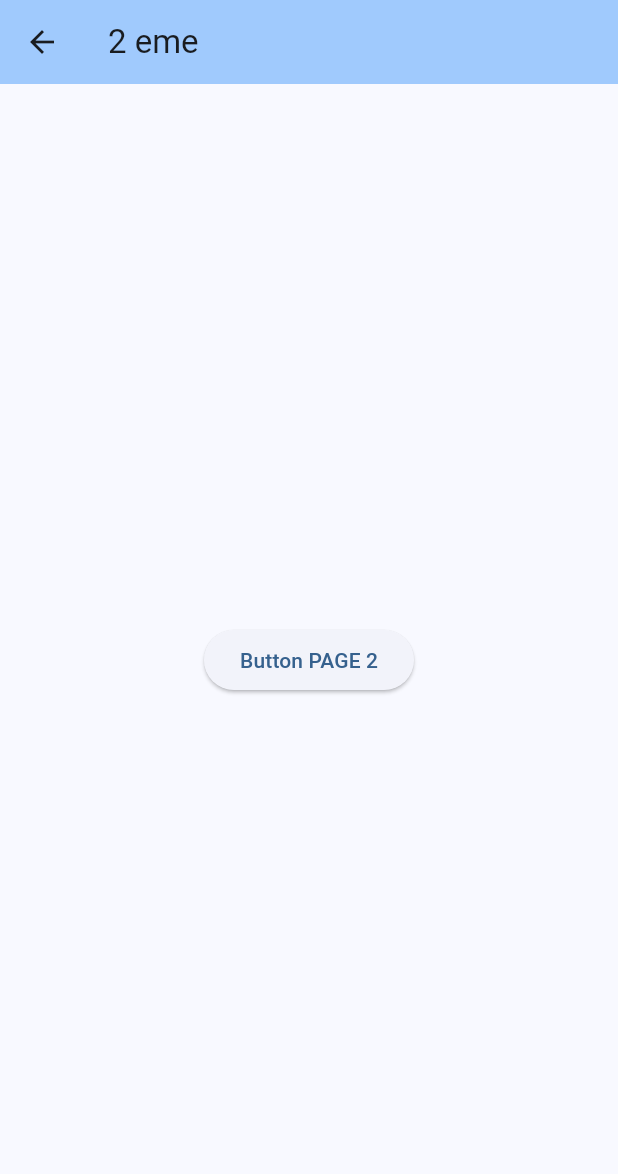
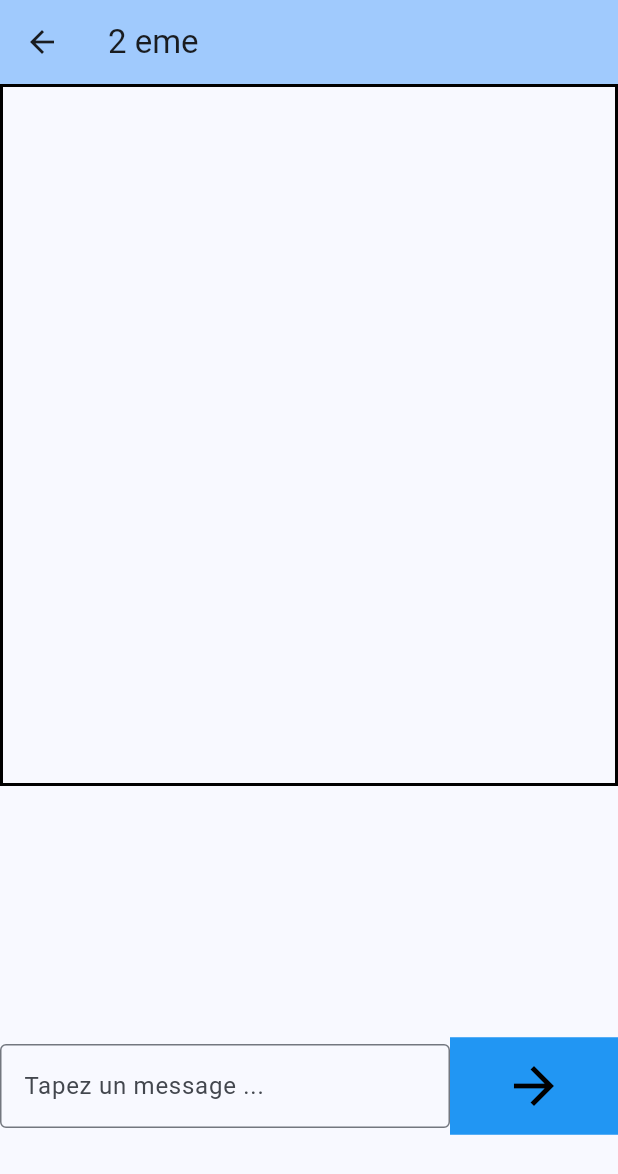
Before and after one commit to KiadyMandresy/flutter_exo, a Flutter app: the skypekely screen opened directly, on a phone screen of 412 x 824 dp. Shown: the top 1174 px of the screen. Run offline on Flutter 3.47's test engine with Material 3 defaults, Android fonts, the phone set to English and light mode, and no system bars.

Commit message:
continue at home boy

```diff
--- a/lib/second_page.dart
+++ b/lib/second_page.dart
@@ -3,10 +3,10 @@ import 'package:flutter/material.dart';
 class skypekely extends StatefulWidget {
   const skypekely({super.key});
 
-
   @override
   State<skypekely> createState() => _SkypeKelyState();
 }
+
 class _SkypeKelyState extends State<skypekely> {
   @override
   Widget build(BuildContext context) {
@@ -15,17 +15,86 @@ class _SkypeKelyState extends State<skypekely> {
         backgroundColor: Theme.of(context).colorScheme.inversePrimary,
         title: Text("2 eme"),
       ),
-      body: Center(
-        child: Column(
-          mainAxisAlignment: MainAxisAlignment.center,
-          children: <Widget>[
-            ElevatedButton(
-              onPressed: () {
-                print('button PAGE 2 pressed!');
-              },
-              child: Text('Button PAGE 2'),
-            )
-          ],
+      body: _corps(),
+    );
+  }
+
+  Widget _corps() {
+    return Center(child: _getDiscussion());
+  }
+
+  Widget _getDiscussion() {
+    return Column(
+      mainAxisAlignment: MainAxisAlignment.center,
+      children: <Widget>[
+        _getTextDisplay(),
+        const SizedBox(
+          height: 100,
+          width: 50,
+        ),
+        _getSendingArea(),
+      ],
+    );
+  }
+
+  Widget _getTextDisplay() {
+    return Expanded(
+      flex: 2,
+      child: Container(
+        decoration: BoxDecoration(
+          border: Border.all(
+            color: Colors.black,
+            width: 2.0,
+          ),
+        ),
+      ),
+    );
+  }
+
+  Widget _getSendingArea() {
+    return Container(
+      height: 200,
+      child: Row(
+        children: <Widget>[
+          _buildTextField(),
+          _buildButtonForSending(),
+        ],
+      ),
+    );
+  }
+
+  Widget _buildTextField() {
+    return Container(
+      width: 300,
+      child: const TextField(
+        keyboardType: TextInputType.multiline,
+        //maxLines: null,
+        decoration: InputDecoration(
+          hintText: 'Tapez un message ...',
+          //border: InputBorder.none,
+          border: OutlineInputBorder(),
+          //contentPadding: EdgeInsets.symmetric(vertical: 40),
+        ),
+        maxLines: 10,
+        minLines: 1,
+      ),
+    );
+  }
+
+  Widget _buildButtonForSending() {
+    return Expanded(
+      child: InkWell(
+        onTap: () {
+          print("Card bleue est touchée.");
+        },
+        child: Container(
+          height: 65,
+          color: Colors.blue,
+          child: const Icon(
+            Icons.arrow_forward,
+            size: 40.0,
+            color: Colors.black,
+          ),
         ),
       ),
     );
```
